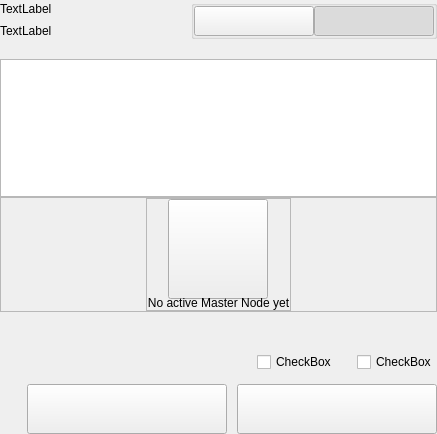
Old version of the form src/qt/vitae/settings/forms/settingsmultisendwidget.ui in the repository VitaeTeam/Vitae.
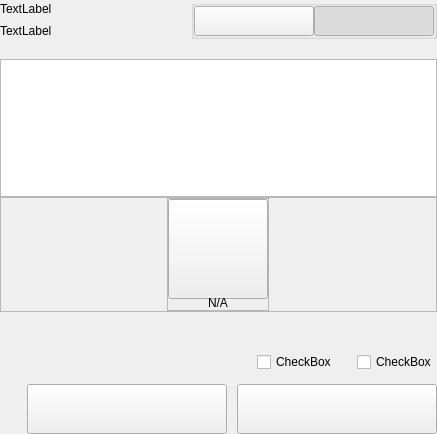
New version of the form.

What changed in the file:
```diff
--- a/src/qt/vitae/settings/forms/settingsmultisendwidget.ui
+++ b/src/qt/vitae/settings/forms/settingsmultisendwidget.ui
@@ -310,7 +310,7 @@
                  <string notr="true"/>
                 </property>
                 <property name="text">
-                 <string>No active Master Node yet</string>
+                 <string>N/A</string>
                 </property>
                 <property name="alignment">
                  <set>Qt::AlignCenter</set>
```
